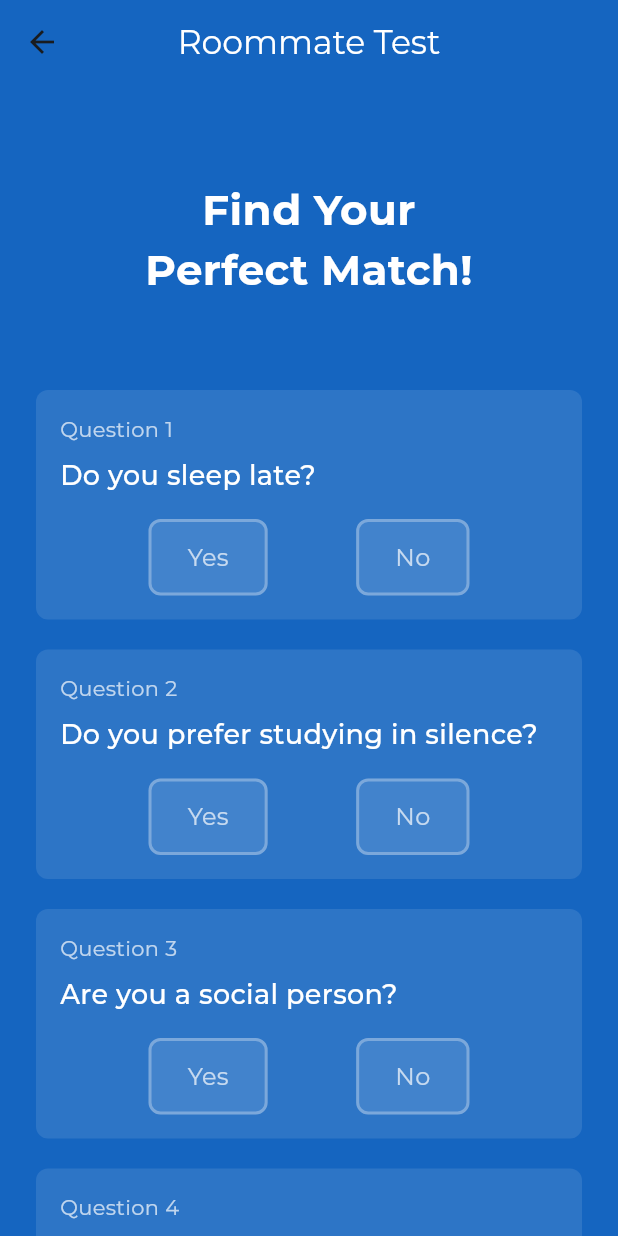
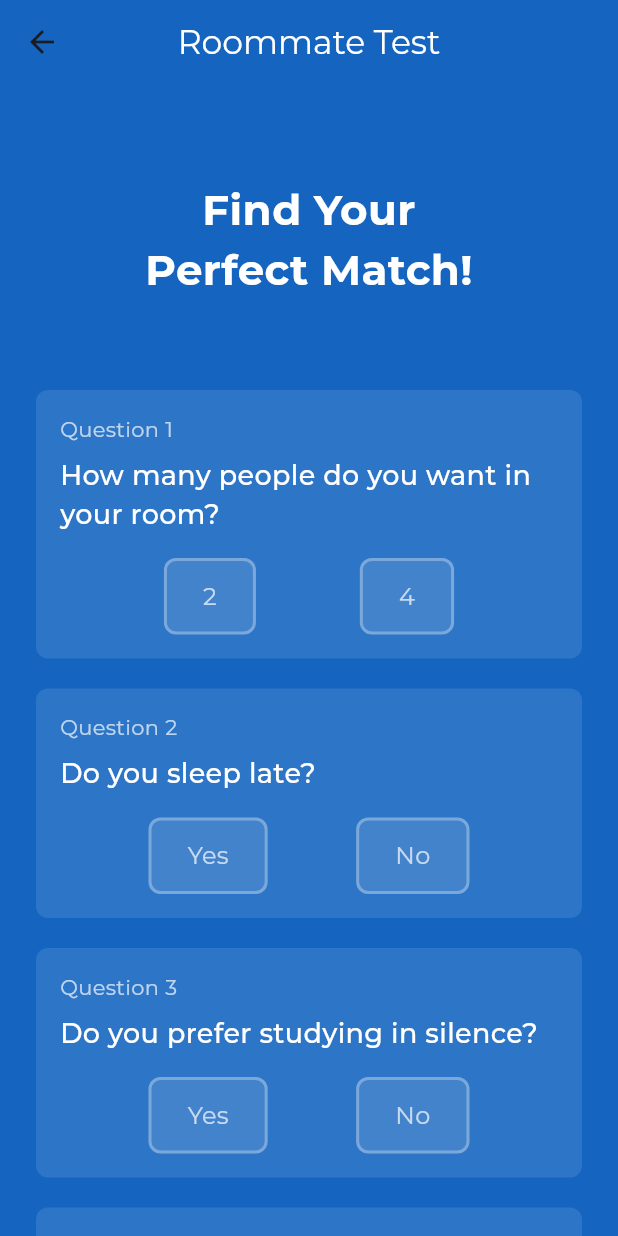
Before and after one commit to OguzTemelli/CS310-Group-14, a Flutter app: the TestScreen screen opened by its route, on a phone screen of 412 x 824 dp. Run offline on Flutter 3.47's test engine with Material 3 defaults, Android fonts, the phone set to English and light mode, and no system bars; our stand-ins replace cloud_firestore, firebase_auth, firebase_core, google_fonts; accounts and stored records are empty.

Commit message:
test logic

```diff
--- a/lib/screens/test_screen.dart
+++ b/lib/screens/test_screen.dart
@@ -1,5 +1,8 @@
 import 'package:flutter/material.dart';
+import 'package:firebase_auth/firebase_auth.dart';
+import 'package:cloud_firestore/cloud_firestore.dart';
 
+// ----------------------- TestScreen -----------------------
 class TestScreen extends StatefulWidget {
   const TestScreen({super.key});
 
@@ -8,56 +11,92 @@ class TestScreen extends StatefulWidget {
 }
 
 class _TestScreenState extends State<TestScreen> {
-  bool isEnglish = true; // true for English, false for Turkish
+  bool isEnglish = true;
   int currentQuestionIndex = 0;
 
-  // TODO: Bu sorular ileride API'den veya veritabanından çekilecek
+  // Questions: first is room size, then binary yes/no
   final List<Map<String, dynamic>> questions = [
+    {
+      'en': 'How many people do you want in your room?',
+      'tr': 'Kaç kişilik odada kalmak istiyorsun?',
+      'options': ['2', '4'],
+      'optionsTr': ['2', '4'],
+      'type': 'choice',
+    },
     {
       'en': 'Do you sleep late?',
       'tr': 'Geç mi uyursun?',
       'options': ['Yes', 'No'],
       'optionsTr': ['Evet', 'Hayır'],
+      'type': 'binary',
     },
     {
       'en': 'Do you prefer studying in silence?',
       'tr': 'Sessizlikte çalışmayı mı tercih edersin?',
       'options': ['Yes', 'No'],
       'optionsTr': ['Evet', 'Hayır'],
+      'type': 'binary',
     },
     {
       'en': 'Are you a social person?',
       'tr': 'Sosyal bir insan mısın?',
       'options': ['Yes', 'No'],
       'optionsTr': ['Evet', 'Hayır'],
+      'type': 'binary',
     },
     {
       'en': 'Do you like listening to music while studying?',
       'tr': 'Ders çalışırken müzik dinlemeyi sever misin?',
       'options': ['Yes', 'No'],
       'optionsTr': ['Evet', 'Hayır'],
+      'type': 'binary',
     },
     {
       'en': 'Do you keep your room clean and organized?',
       'tr': 'Odanı temiz ve düzenli tutar mısın?',
       'options': ['Yes', 'No'],
       'optionsTr': ['Evet', 'Hayır'],
+      'type': 'binary',
     },
   ];
 
-  List<String?> answers = List.filled(5, null);
+  late List<String?> answers;
 
-  // TODO: İleride kullanılacak metodlar
-  Future<void> _loadQuestions() async {
-    // API'den veya veritabanından soruları yükleme
-    // setState(() {
-    //   questions = ...
-    // });
+  @override
+  void initState() {
+    super.initState();
+    // Initialize answers based on questions length
+    answers = List<String?>.filled(questions.length, null);
   }
 
   Future<void> _submitAnswers() async {
-    // Cevapları API'ye gönderme
-    // await api.submitAnswers(answers);
+    final user = FirebaseAuth.instance.currentUser;
+    if (user == null) {
+      ScaffoldMessenger.of(context).showSnackBar(
+        const SnackBar(content: Text('Please log in before taking the test.')),
+      );
+      return;
+    }
+
+    // Parse room size filter
+    final int roomSize = int.parse(answers[0]!);
+    // Convert remaining answers to binary vector
+    final List<int> vector = answers
+        .sublist(1)
+        .map((a) => a == 'Yes' ? 1 : 0)
+        .toList();
+
+    await FirebaseFirestore.instance
+        .collection('user_answers')
+        .doc(user.uid)
+        .set({
+      'roomSize': roomSize,
+      'answers': vector,
+      'email': user.email ?? '',
+      'displayName': user.displayName ?? '',
+      'updatedAt': FieldValue.serverTimestamp(),
+    });
+
     Navigator.pushNamedAndRemoveUntil(
       context,
       '/best-matches',
@@ -66,29 +105,11 @@ class _TestScreenState extends State<TestScreen> {
   }
 
   @override
-  void initState() {
-    super.initState();
-    // _loadQuestions(); // İleride aktif edilecek
-  }
-
-  void _handleAnswer(String answer) {
-    setState(() {
-      answers[currentQuestionIndex] = answer;
-      if (currentQuestionIndex < questions.length - 1) {
-        currentQuestionIndex++;
-      }
-    });
-  }
-
-  @override
   Widget build(BuildContext context) {
     return Scaffold(
       appBar: AppBar(
         backgroundColor: Colors.blue.shade800,
-        title: const Text(
-          'Roommate Test',
-          style: TextStyle(color: Colors.white),
-        ),
+        title: const Text('Roommate Test', style: TextStyle(color: Colors.white)),
         centerTitle: true,
       ),
       body: Container(
@@ -98,8 +119,6 @@ class _TestScreenState extends State<TestScreen> {
           child: Column(
             children: [
               const SizedBox(height: 40),
-
-              // Title
               const Text(
                 'Find Your\nPerfect Match!',
                 textAlign: TextAlign.center,
@@ -109,11 +128,12 @@ class _TestScreenState extends State<TestScreen> {
                   fontWeight: FontWeight.bold,
                 ),
               ),
-
               const SizedBox(height: 60),
 
               // Questions
               ...List.generate(questions.length, (index) {
+                final q = questions[index];
+                final opts = isEnglish ? q['options'] : q['optionsTr'];
                 return Column(
                   children: [
                     Container(
@@ -125,18 +145,14 @@ class _TestScreenState extends State<TestScreen> {
                       child: Column(
                         crossAxisAlignment: CrossAxisAlignment.start,
                         children: [
-                          Text(
-                            'Question ${index + 1}',
+                          Text('Question ${index + 1}',
                               style: const TextStyle(
                                 color: Colors.white70,
                                 fontSize: 14,
-                            ),
-                          ),
+                              )),
                           const SizedBox(height: 8),
                           Text(
-                            isEnglish
-                                ? questions[index]['en']
-                                : questions[index]['tr'],
+                            isEnglish ? q['en'] : q['tr'],
                             style: const TextStyle(
                               color: Colors.white,
                               fontSize: 18,
@@ -147,15 +163,11 @@ class _TestScreenState extends State<TestScreen> {
                           Row(
                             mainAxisAlignment: MainAxisAlignment.spaceEvenly,
                             children: [
+                              for (var opt in opts)
                                 _buildAnswerButton(
                                   index: index,
-                                isYes: true,
-                                isSelected: answers[index] == 'Yes',
-                              ),
-                              _buildAnswerButton(
-                                index: index,
-                                isYes: false,
-                                isSelected: answers[index] == 'No',
+                                  answerValue: opt,
+                                  isSelected: answers[index] == opt,
                                 ),
                             ],
                           ),
@@ -169,26 +181,12 @@ class _TestScreenState extends State<TestScreen> {
 
               const SizedBox(height: 40),
 
-              // Submit button
               SizedBox(
                 width: double.infinity,
                 height: 50,
                 child: ElevatedButton(
-                  style: ElevatedButton.styleFrom(
-                    backgroundColor: Colors.blue.shade600,
-                    foregroundColor: Colors.white,
-                    shape: RoundedRectangleBorder(
-                      borderRadius: BorderRadius.circular(8),
-                    ),
-                  ),
-                  onPressed: () {
-                    print('Answers: $answers');
-                    _submitAnswers();
-                  },
-                  child: const Text(
-                    'SUBMIT',
-                    style: TextStyle(fontSize: 16, fontWeight: FontWeight.bold),
-                  ),
+                  onPressed: _submitAnswers,
+                  child: const Text('SUBMIT'),
                 ),
               ),
             ],
@@ -200,37 +198,34 @@ class _TestScreenState extends State<TestScreen> {
 
   Widget _buildAnswerButton({
     required int index,
-    required bool isYes,
+    required String answerValue,
     required bool isSelected,
   }) {
     return GestureDetector(
       onTap: () {
         setState(() {
-          answers[index] = isYes ? 'Yes' : 'No';
+          answers[index] = answerValue;
+          if (questions[index]['type'] == 'choice') currentQuestionIndex = 1;
         });
       },
       child: Container(
         padding: const EdgeInsets.symmetric(horizontal: 24, vertical: 12),
         decoration: BoxDecoration(
-          color:
-              isSelected ? Colors.blue.shade600 : Colors.white.withOpacity(0.1),
+          color: isSelected
+              ? Colors.blue.shade600
+              : Colors.white.withOpacity(0.1),
           borderRadius: BorderRadius.circular(8),
           border: Border.all(
-            color:
-                isSelected
+            color: isSelected
                 ? Colors.blue.shade400
                 : Colors.white.withOpacity(0.3),
             width: 2,
           ),
         ),
-        child: Text(
-          isYes ? 'Yes' : 'No',
+        child: Text(answerValue,
             style: TextStyle(
                 color: isSelected ? Colors.white : Colors.white70,
-            fontSize: 16,
-            fontWeight: isSelected ? FontWeight.bold : FontWeight.normal,
-          ),
-        ),
+                fontSize: 16)),
       ),
     );
   }
```
Also changed, not shown: lib/screens/best_matches_screen.dart (+79 -121 lines). Lines whose indentation alone changed are shown as unchanged.
